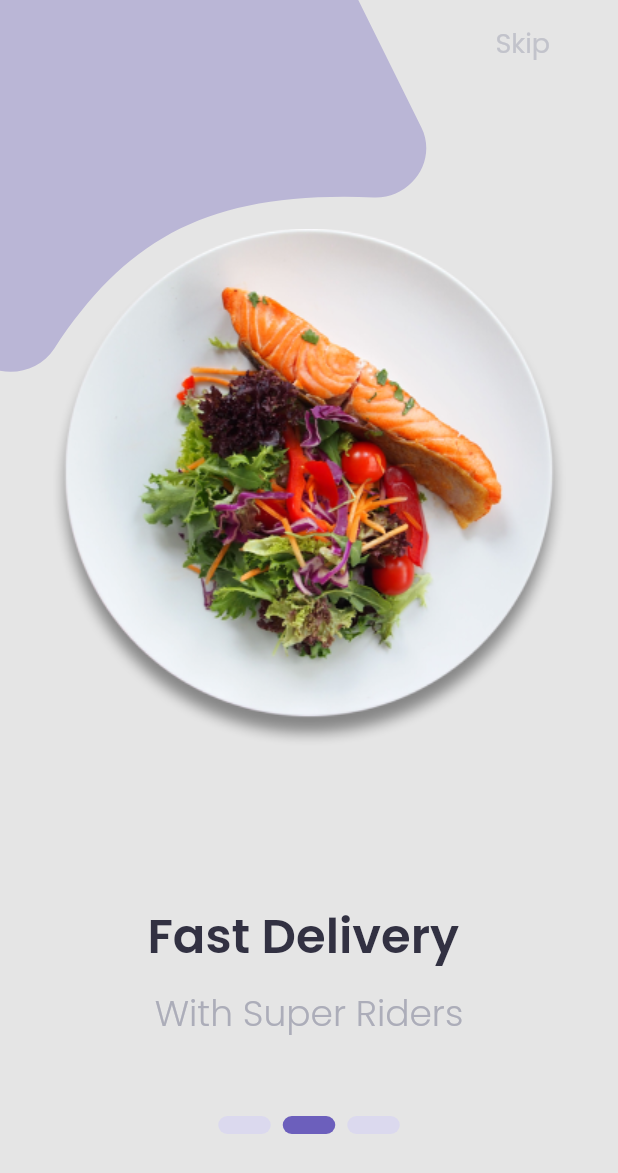
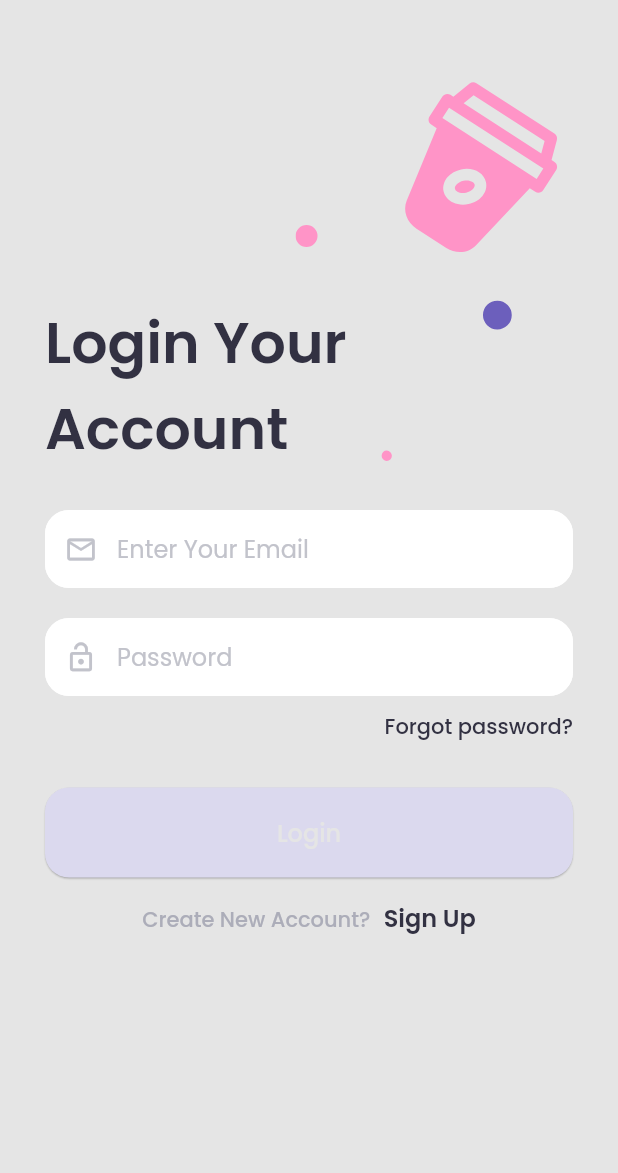
Before and after one commit to Hoang124/Food-app, a Flutter app: the OnboardingView screen opened by its route, after a tap on "Skip", on a phone screen of 412 x 824 dp. Shown: the top 1173 px of the screen. Run offline on Flutter 3.47's test engine with Material 2 defaults, Android fonts, the phone set to English and light mode, and no system bars; drawn by our look-alikes of smooth_page_indicator; our stand-ins replace another_flushbar, connectivity_plus, dio, equatable, flutter_spinkit, flutter_svg and 7 more; missing offline and left inert: f_logs, flutter_email_sender; accounts and stored records are empty; project files that could hold a hidden picture were left out.

Commit message:
ui login

```diff
--- a/lib/app/config/routes/app_pages.dart
+++ b/lib/app/config/routes/app_pages.dart
@@ -22,5 +22,11 @@ class AppPages {
       binding: OnboardingBinding(),
       transition: Transition.rightToLeft,
     ),
+     GetPage<dynamic>(
+      name: Routes.signIn,
+      page: () => const SignInView(),
+      binding: AuthBinding(),
+      transition: Transition.rightToLeft,
+    ),
   ];
 }
--- a/lib/app/config/routes/app_routes.dart
+++ b/lib/app/config/routes/app_routes.dart
@@ -4,4 +4,5 @@ abstract class Routes {
   static const main = '/main_view';
   static const home = '/home_view';
   static const onboarding = '/onboarding_view';
+  static const signIn = '/signIn_view';
 }
--- a/lib/app/config/themes/text_style.dart
+++ b/lib/app/config/themes/text_style.dart
@@ -49,7 +49,7 @@ class AppTextStyles {
   static TextStyle largeHeading1() {
     return const TextStyle(
       fontWeight: FontWeight.w600,
-      fontSize: 40,
+      fontSize: 38,
       color: AppColors.defaultTextColor,
       fontFamily: AppProperties.fontFamilyName,
     );
--- a/lib/app/constants/assets_const.dart
+++ b/lib/app/constants/assets_const.dart
@@ -17,4 +17,8 @@ class AssetsConst {
   static const String bottomSplash = "${preIconPath}bottom_splash.svg";
   static const String sideWave = "${preIconPath}side_wave.svg";
   static const String onboardingPicture1 = "${preIconPath}onboarding_01.svg";
+  static const String coffeeSignIn = "${preIconPath}coffee_signin.svg";
+  static const String signInPink = "${preIconPath}signIn_pink.svg";
+  static const String signInPinkSmall = "${preIconPath}signIn_pink_small.svg";
+  static const String signInPurple = "${preIconPath}signIn_purple.svg";
 }
--- a/lib/app/constants/defines.dart
+++ b/lib/app/constants/defines.dart
@@ -70,6 +70,7 @@ class AppColors {
   static const fullWhite = Color(0xffFFFFFF);
   static const ligthPrimaryColor2 = Color(0xffD3CFEB);
   static const pink = Color(0xffFF94C7);
+  static const primaryText = Color(0xff201D67);
 }
 
 class AppProperties {
--- /dev/null
+++ b/lib/app/pages/auth/auth.dart
@@ -0,0 +1,5 @@
+export 'bindings/auth_binding.dart';
+export 'controllers/signin_controller.dart';
+export 'controllers/signup_controller.dart';
+export 'views/signin_view.dart';
+export 'views/register_view.dart';
--- /dev/null
+++ b/lib/app/pages/auth/bindings/auth_binding.dart
@@ -0,0 +1,11 @@
+
+
+import 'package:foodapp/app/core.dart';
+
+class AuthBinding extends Bindings {
+  @override
+  void dependencies() {
+    Get.put(SignInController());
+    Get.put(SignUpController());
+  }
+}
--- /dev/null
+++ b/lib/app/pages/auth/controllers/signin_controller.dart
@@ -0,0 +1,55 @@
+
+import 'package:flutter/material.dart';
+import 'package:foodapp/app/core.dart';
+
+class SignInController extends GetxController {
+  final loginFormGlobalKey = GlobalKey<FormState>();
+  TextEditingController accountFieldController = TextEditingController();
+  TextEditingController passwordFieldController = TextEditingController();
+  FocusNode accountNode = FocusNode();
+  final _enableSignInBtn = false.obs;
+
+  bool get enableSignInBtn => _enableSignInBtn.value;
+
+  set enableSignInBtn(bool value) => _enableSignInBtn.value = value;
+
+  String get account => accountFieldController.text.trim();
+
+  String get password => passwordFieldController.text.trim();
+
+  String? accountValidation(String? value) {
+    if (value != null && StringExtensions(value).isEmail()) {
+      return null;
+    } else {
+      return S.current.invalidEmailAddress;
+    }
+  }
+
+  String? passwordValidation(String? value) {
+    if (value == null || value.length < 8) {
+      return S.current.invalidPasswordLength;
+    } else if (!StringExtensions(value).isLeastOneLetter()) {
+      return S.current.invalidPasswordOneLetter;
+    } else if (!StringExtensions(value).isLeastOneNumber()) {
+      return S.current.invalidPasswordOneNumber;
+    } else {
+      return null;
+    }
+  }
+
+  bool get isFormValided {
+    if (account.isEmpty || password.isEmpty) {
+      return false;
+    } else {
+      return loginFormGlobalKey.currentState?.validate() ?? false;
+    }
+  }
+
+  void checkFormValidation() {
+    if (enableSignInBtn && !isFormValided) {
+      enableSignInBtn = false;
+    } else if (!enableSignInBtn && isFormValided) {
+      enableSignInBtn = true;
+    }
+  }
+}
--- /dev/null
+++ b/lib/app/pages/auth/views/signin_view.dart
@@ -0,0 +1,265 @@
+import 'package:flutter/gestures.dart';
+import 'package:flutter/material.dart';
+import 'package:flutter/services.dart';
+import 'package:flutter_svg/svg.dart';
+import 'package:foodapp/app/core.dart';
+
+class SignInView extends GetView<SignInController> {
+  const SignInView({Key? key}) : super(key: key);
+
+  @override
+  Widget build(BuildContext context) {
+    return LimitedScaleFactor(
+      child: _buildBody(context),
+    );
+  }
+
+  void _formOnChange() {
+    controller.checkFormValidation();
+  }
+
+  void _signInOnClicked() {}
+  void _forgotPasswordOnClicked() {
+    Get.offNamed(Routes.home);
+  }
+
+  void _signupOnClicked() {
+    // Get.toNamed(Routes.register);
+  }
+
+  Widget _buildBody(BuildContext context) {
+    return Scaffold(
+      backgroundColor: AppColors.defaultBackground,
+      body: Stack(
+        children: [
+          Padding(
+            padding: const EdgeInsets.only(
+              top: 250,
+              left: 10,
+              right: 10,
+            ),
+            child: _mainSignIn(context),
+          ),
+          Positioned(
+            top: 30,
+            right: 10,
+            child: SvgPicture.asset(AssetsConst.coffeeSignIn),
+          ),
+          Positioned(
+            top: 150,
+            right: 200,
+            child: SvgPicture.asset(AssetsConst.signInPink),
+          ),
+          Positioned(
+            top: 300,
+            right: 150,
+            child: SvgPicture.asset(AssetsConst.signInPinkSmall),
+          ),
+          Positioned(
+            top: 200,
+            right: 70,
+            child: SvgPicture.asset(AssetsConst.signInPurple),
+          ),
+          Positioned(
+            top: 200,
+            left: 30,
+            child: SizedBox(
+              width: 220,
+              child: Text(
+                S.of(context).titleLogin,
+                style: AppTextStyles.largeHeading1().copyWith(
+                  color: AppColors.blackColor,
+                ),
+              ),
+            ),
+          ),
+        ],
+      ),
+    );
+  }
+
+  Widget _mainSignIn(BuildContext context) {
+    return Container(
+      height: MediaQuery.of(context).size.height,
+      decoration: const BoxDecoration(
+        color: AppColors.defaultBackground,
+        borderRadius: BorderRadius.only(
+          topLeft: Radius.circular(30),
+          topRight: Radius.circular(30),
+        ),
+      ),
+      child: Padding(
+        padding: const EdgeInsets.fromLTRB(20, 90, 20, 0),
+        child: _buildLoginView(context),
+      ),
+    );
+  }
+
+  Widget _buildLoginView(BuildContext context) {
+    return Form(
+      key: controller.loginFormGlobalKey,
+      onChanged: _formOnChange,
+      child: SingleChildScrollView(
+        child: Column(
+          crossAxisAlignment: CrossAxisAlignment.start,
+          children: [
+            TextFormField(
+              key: const ValueKey('emailSignInField'),
+              maxLines: 1,
+              textInputAction: TextInputAction.next,
+              controller: controller.accountFieldController,
+              autovalidateMode: AutovalidateMode.onUserInteraction,
+              cursorColor: AppColors.primaryColor,
+              inputFormatters: [
+                FilteringTextInputFormatter.deny(RegExp(emojisUnicodes)),
+                LowerCaseTextFormatter(),
+              ],
+              focusNode: controller.accountNode,
+              keyboardType: TextInputType.emailAddress,
+              decoration: InputDecoration(
+                prefixIcon: const Icon(
+                  Icons.email_outlined,
+                  color: AppColors.lightGrey,
+                  size: 22,
+                ),
+                hintText: S.of(context).email,
+                hintStyle: AppTextStyles.body1().copyWith(
+                  color: AppColors.lightGrey,
+                  fontWeight: FontWeight.w400,
+                ),
+                enabledBorder: OutlineInputBorder(
+                  borderRadius: BorderRadius.circular(16),
+                  borderSide: const BorderSide(
+                    width: 1,
+                    color: AppColors.white,
+                  ),
+                ),
+                filled: true,
+                fillColor: AppColors.white,
+                errorMaxLines: 3,
+              ),
+              validator: (text) {
+                return controller.accountValidation(text?.trim());
+              },
+            ),
+            const SizedBox(height: 20),
+            TextFormField(
+              key: const ValueKey('passwordSignInField'),
+              maxLines: 1,
+              obscureText: true,
+              controller: controller.passwordFieldController,
+              autovalidateMode: AutovalidateMode.onUserInteraction,
+              cursorColor: AppColors.primaryColor,
+              textInputAction: TextInputAction.done,
+              decoration: InputDecoration(
+                prefixIcon: const Icon(
+                  Icons.lock_open_outlined,
+                  size: 22,
+                  color: AppColors.lightGrey,
+                ),
+                hintText: S.of(context).password,
+                hintStyle: AppTextStyles.body1().copyWith(
+                  color: AppColors.lightGrey,
+                  fontWeight: FontWeight.w400,
+                ),
+                enabledBorder: OutlineInputBorder(
+                  borderRadius: BorderRadius.circular(16),
+                  borderSide: const BorderSide(
+                    width: 1,
+                    color: AppColors.white,
+                  ),
+                ),
+                filled: true,
+                fillColor: AppColors.white,
+                errorMaxLines: 3,
+              ),
+              validator: controller.passwordValidation,
+              onFieldSubmitted: (_) {
+                if (controller.loginFormGlobalKey.currentState?.validate() ??
+                    false) {
+                  _signInOnClicked();
+                }
+              },
+            ),
+            const SizedBox(height: 10),
+            Align(
+              alignment: Alignment.topRight,
+              child: Text.rich(
+                TextSpan(
+                    text: S.of(context).forgotPassword,
+                    style: AppTextStyles.body2().copyWith(
+                      color: AppColors.blackColor,
+                      fontWeight: FontWeight.w500,
+                    ),
+                    recognizer: TapGestureRecognizer()
+                      ..onTap = _forgotPasswordOnClicked),
+              ),
+            ),
+            const SizedBox(height: 30),
+            SizedBox(
+              width: double.infinity,
+              child: Obx(
+                () {
+                  bool enable = controller.enableSignInBtn;
+                  ButtonStyle btnStyle = FilledBtnStyle.disable(
+                    sizeType: SizeButtonType.custom,
+                    borderRadius: 16,
+                    customPadding: const EdgeInsets.symmetric(vertical: 18),
+                  );
+                  if (enable) {
+                    btnStyle = FilledBtnStyle.enable(
+                      sizeType: SizeButtonType.custom,
+                      borderRadius: 16,
+                      customPadding: const EdgeInsets.symmetric(vertical: 18),
+                    );
+                  }
+                  return ElevatedButton(
+                    key: const ValueKey('signInButton'),
+                    style: btnStyle,
+                    onPressed: _signInOnClicked,
+                    child: Text(
+                      S.of(context).signIn,
+                      style: AppTextStyles.body1().copyWith(
+                        color: AppColors.defaultBackground,
+                        fontWeight: FontWeight.w500,
+                      ),
+                    ),
+                  );
+                },
+              ),
+            ),
+            const SizedBox(height: 15),
+            Align(
+              alignment: Alignment.bottomCenter,
+              child: Padding(
+                padding: const EdgeInsets.only(bottom: 50),
+                child: RichText(
+                  textAlign: TextAlign.justify,
+                  text: TextSpan(
+                    children: <TextSpan>[
+                      TextSpan(
+                        text: S.of(context).noAccount,
+                        style: AppTextStyles.body2().copyWith(
+                          color: AppColors.darkGrey,
+                          fontWeight: FontWeight.w500,
+                        ),
+                      ),
+                      const TextSpan(text: "  "),
+                      TextSpan(
+                        text: S.of(context).signUp,
+                        style: AppTextStyles.body1()
+                            .copyWith(color: AppColors.blackColor),
+                        recognizer: TapGestureRecognizer()
+                          ..onTap = _signupOnClicked,
+                      ),
+                    ],
+                  ),
+                ),
+              ),
+            ),
+          ],
+        ),
+      ),
+    );
+  }
+}
--- a/lib/app/pages/onboarding/views/onboarding_view.dart
+++ b/lib/app/pages/onboarding/views/onboarding_view.dart
@@ -13,40 +13,16 @@ class OnboardingView extends GetView<OnBoardingController> {
     );
   }
 
-  void _skipClick() {}
+  void _skipClick() {
+    Get.offNamed(Routes.signIn);
+  }
 
   Widget buildBody(BuildContext context) {
     return Scaffold(
       backgroundColor: AppColors.defaultBackground,
       body: Stack(
         children: [
-          Row(
-            mainAxisAlignment: MainAxisAlignment.spaceBetween,
-            crossAxisAlignment: CrossAxisAlignment.start,
-            children: [
-              SvgPicture.asset(AssetsConst.sideWave),
-              Expanded(
-                child: SafeArea(
-                  child: Align(
-                    alignment: Alignment.topCenter,
-                    child: GestureDetector(
-                      onTap: _skipClick,
-                      child: Padding(
-                        padding: const EdgeInsets.all(15.0),
-                        child: Text(
-                          S.of(context).skip,
-                          style: AppTextStyles.subHeading1().copyWith(
-                            color: AppColors.lightGrey,
-                            fontWeight: FontWeight.w400,
-                          ),
-                        ),
-                      ),
-                    ),
-                  ),
-                ),
-              ),
-            ],
-          ),
+          SvgPicture.asset(AssetsConst.sideWave),
           Padding(
             padding: const EdgeInsets.only(top: 50),
             child: Column(
@@ -84,6 +60,27 @@ class OnboardingView extends GetView<OnBoardingController> {
                   child: _bottomIndicator(context),
                 ),
               ],
+            ),
+          ),
+          Positioned(
+            right: 10,
+            child: SafeArea(
+              child: Align(
+                alignment: Alignment.topCenter,
+                child: GestureDetector(
+                  onTap: _skipClick,
+                  child: Padding(
+                    padding: const EdgeInsets.all(15.0),
+                    child: Text(
+                      S.of(context).skip,
+                      style: AppTextStyles.subHeading1().copyWith(
+                        color: AppColors.lightGrey,
+                        fontWeight: FontWeight.w400,
+                      ),
+                    ),
+                  ),
+                ),
+              ),
             ),
           ),
         ],
--- a/lib/app/pages/page.dart
+++ b/lib/app/pages/page.dart
@@ -1,3 +1,4 @@
 export 'home/home.dart';
 export 'main/main.dart';
 export 'onboarding/onboarding.dart';
+export 'auth/auth.dart';
--- a/lib/l10n/intl_en.arb
+++ b/lib/l10n/intl_en.arb
@@ -17,5 +17,18 @@
     "titleOnboarding3": "Skilled Chefs",
     "desOnboarding1": "With Best Of Love",
     "desOnboarding2": "With Super Riders",
-    "desOnboarding3": "With Fantastic Tastes"
+    "desOnboarding3": "With Fantastic Tastes",
+    "invalidEmailAddress": "Please enter your email address in format: yourname@example.com",
+    "password": "Password",
+    "signIn": "Login",
+    "forgotPassword": "Forgot password?",
+    "email": "Enter Your Email",
+    "signUp": "Sign Up",
+    "noAccount": "Create New Account?",
+    "invalidPasswordLength": "At least eight characters",
+    "invalidPasswordOneLetter": "At least one letter",
+    "invalidPasswordOneSpecialLetter": "At least one special letter",
+    "invalidPasswordOneNumber" : "At least one number",
+    "invalidPasswordOneCapitalLetter": "At least one capital letter",
+    "titleLogin": "Login Your Account"
 }
```
Also changed, not shown: lib/app/pages/auth/controllers/signup_controller.dart (added, +81 -0 lines), lib/app/pages/auth/views/register_view.dart (added, +34 -0 lines), assets/icons/coffee_signin.svg (added), assets/icons/signIn_pink.svg (added), assets/icons/signIn_pink_small.svg (added), assets/icons/signIn_purple.svg (added), lib/generated/intl/messages_en.dart, lib/generated/l10n.dart.
